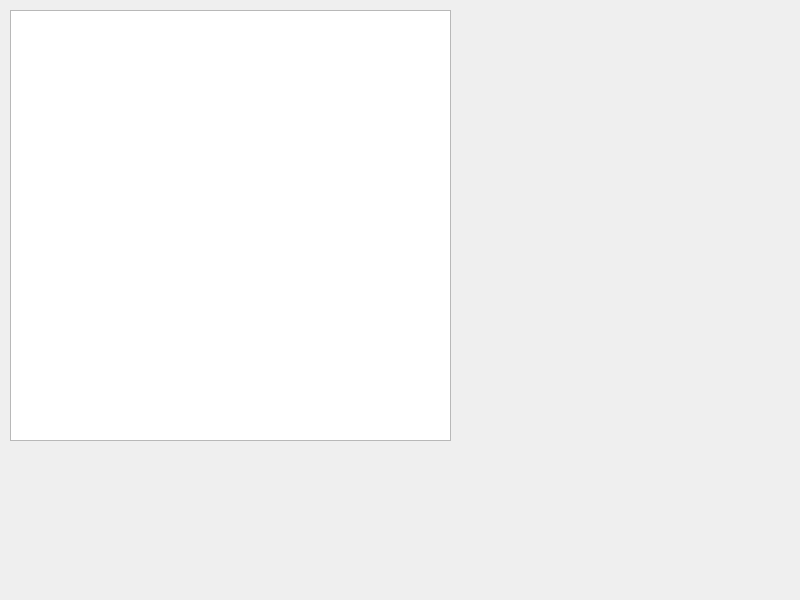
Above: Lab03/mainwindow.ui from maxhha/bmstu-iu7-oop before the change. Below: the same form after it.
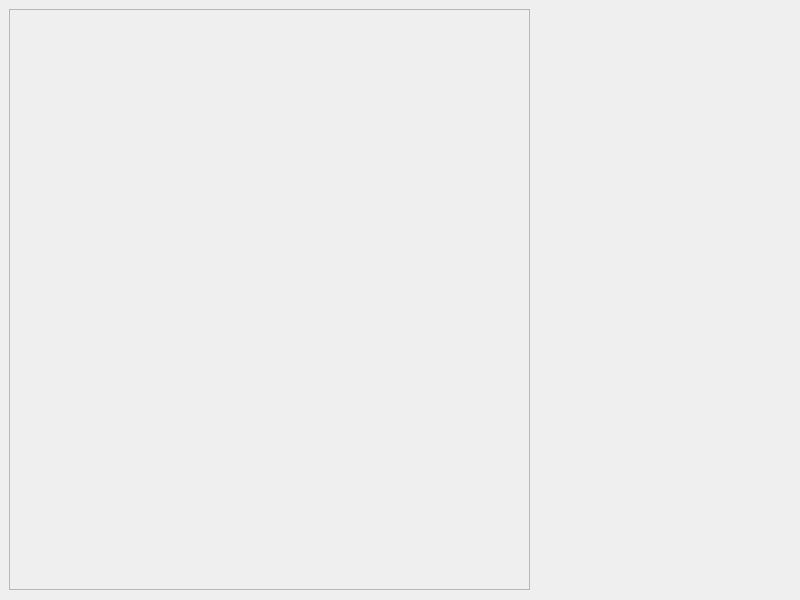
That is the form after the change.

Commit message: add multi screen cameras

```diff
--- a/Lab03/mainwindow.ui
+++ b/Lab03/mainwindow.ui
@@ -14,15 +14,21 @@
    <string>MainWindow</string>
   </property>
   <widget class="QWidget" name="centralwidget">
-   <widget class="QGraphicsView" name="graphicsView">
+   <widget class="QFrame" name="screenFrame">
     <property name="geometry">
      <rect>
-      <x>10</x>
-      <y>10</y>
-      <width>441</width>
-      <height>431</height>
+      <x>9</x>
+      <y>9</y>
+      <width>521</width>
+      <height>581</height>
      </rect>
     </property>
+    <property name="frameShape">
+     <enum>QFrame::StyledPanel</enum>
+    </property>
+    <property name="frameShadow">
+     <enum>QFrame::Raised</enum>
+    </property>
    </widget>
   </widget>
  </widget>
```
The commit also changes 28 other files.
